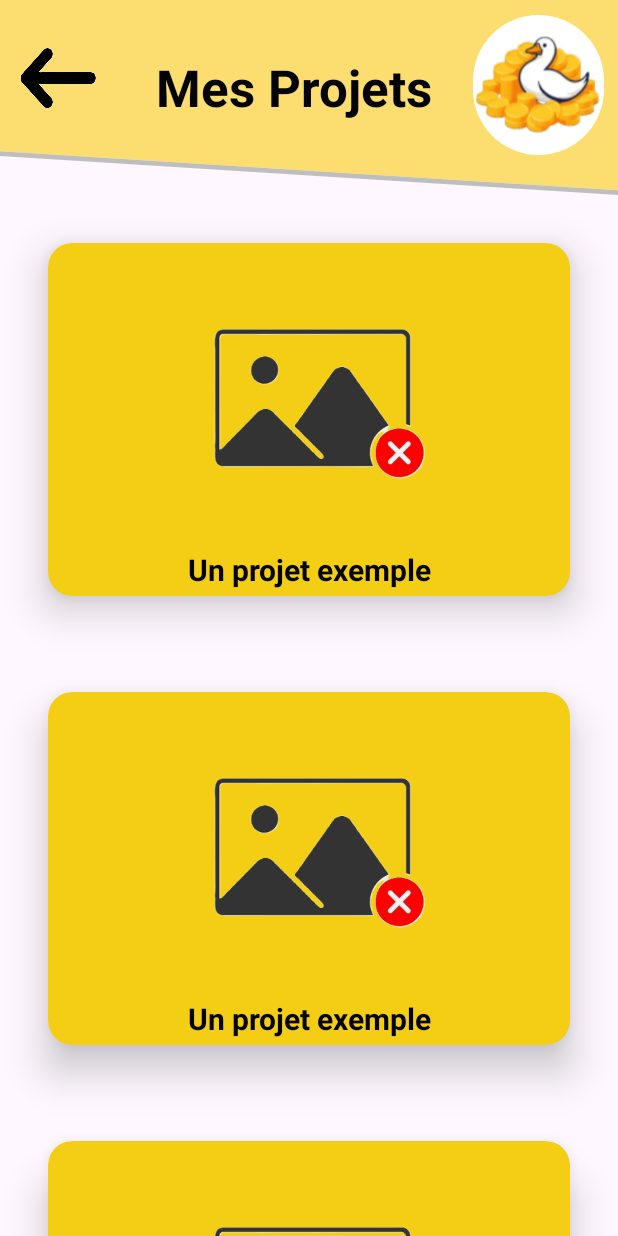
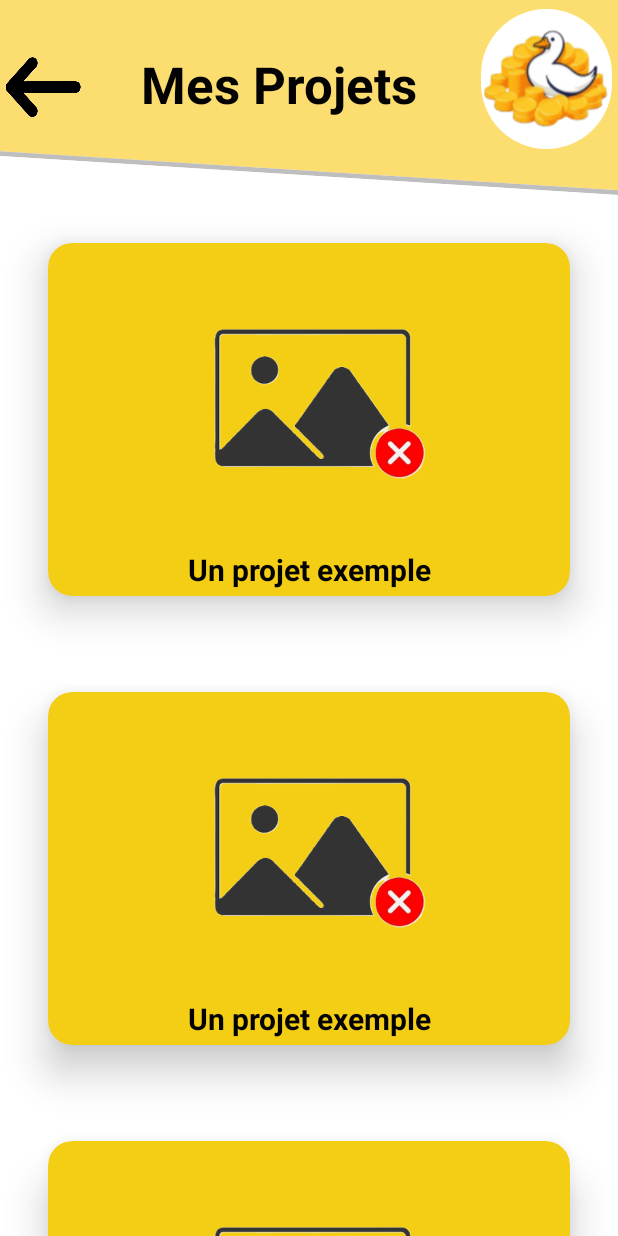
Before and after one commit to Richiebits/Coin_Coin_Mobile, an Android app: the screen it shows after launch (Projet), on a phone screen of 412 x 824 dp. Run offline under Robolectric (Android 15) with nearby library versions, the phone set to English and light mode, and no system bars; Roboto replaces fonts that are not available here.

Commit message:
Page Projet Interface termine

```diff
--- a/app/src/main/res/drawable/header_jaune.xml
+++ b/app/src/main/res/drawable/header_jaune.xml
@@ -5,7 +5,8 @@
     android:height="200dp"
     android:viewportWidth="200"
     app:cardElevation="8dp"
-    android:viewportHeight="200">
+    android:viewportHeight="200"
+    >
 
     <path
         android:fillColor="#FCDE70"
@@ -15,4 +16,11 @@
         android:fillColor="#bfbebe"
         android:pathData="M 200,195 L 200,200 L 0,160 L 0,155 Z" >
     </path>
+    <path
+        android:fillColor="@color/white"
+        android:pathData="M 200,200 L 0,200 L 0,160 L 200,200 Z"
+        >
+
+    </path>
+
 </vector>
--- a/app/src/main/res/layout/projet.xml
+++ b/app/src/main/res/layout/projet.xml
@@ -8,54 +8,61 @@
     android:orientation="vertical"
     tools:context=".Projet">
 
-
-    <LinearLayout
+    <androidx.constraintlayout.widget.ConstraintLayout
         android:layout_width="match_parent"
         android:layout_height="130dp"
         android:background="@drawable/header_jaune"
         android:gravity="top"
         android:orientation="horizontal"
-        tools:ignore="UselessParent">
+        tools:ignore="UselessParent"
+        app:cardElevation="16dp">
 
         <ImageButton
             android:id="@+id/button4"
             android:layout_width="57dp"
             android:layout_height="64dp"
-            android:layout_marginStart="10dp"
-            android:layout_marginTop="20dp"
-            android:layout_marginEnd="35dp"
             android:background="@android:color/transparent"
             android:contentDescription="@string/button"
             android:scaleType="fitXY"
             android:src="@drawable/fleche"
-            tools:ignore="RedundantDescriptionCheck" />
+            app:layout_constraintBottom_toBottomOf="parent"
+            app:layout_constraintStart_toStartOf="parent"
+            app:layout_constraintTop_toTopOf="parent"
+            app:layout_constraintVertical_bias="0.393" />
 
         <TextView
             android:id="@+id/textView"
             android:layout_width="187dp"
             android:layout_height="wrap_content"
-            android:layout_marginTop="35dp"
-            android:layout_marginEnd="25dp"
             android:fontFamily="@font/junge"
             android:text="@string/mes_projets"
             android:textAlignment="center"
             android:textColor="#040303"
             android:textSize="34sp"
             android:textStyle="bold"
-            android:typeface="monospace"
-            tools:ignore="TextSizeCheck" />
+            app:layout_constraintBottom_toBottomOf="parent"
+            app:layout_constraintEnd_toStartOf="@+id/imageView"
+            app:layout_constraintHorizontal_bias="0.469"
+            app:layout_constraintStart_toEndOf="@id/button4"
+            app:layout_constraintTop_toTopOf="parent"
+            app:layout_constraintVertical_bias="0.397"
+            tools:ignore="MissingConstraints" />
 
         <ImageView
+            android:id="@+id/imageView"
             android:layout_width="87dp"
             android:layout_height="93dp"
-            android:layout_marginTop="10dp"
-            android:layout_marginEnd="10dp"
+            android:layout_marginEnd="4dp"
             android:background="@drawable/circle_white"
             android:contentDescription="@string/todo"
             android:src="@drawable/logo"
-            tools:ignore="ImageContrastCheck" />
+            app:layout_constraintBottom_toBottomOf="parent"
+            app:layout_constraintEnd_toEndOf="parent"
+            app:layout_constraintTop_toTopOf="parent"
+            app:layout_constraintVertical_bias="0.162"
+            tools:ignore="MissingConstraints" />
 
-    </LinearLayout>
+    </androidx.constraintlayout.widget.ConstraintLayout>
 
     <ScrollView
         android:id="@+id/ConteneurScroll"
@@ -66,6 +73,7 @@
         <LinearLayout
             android:layout_width="match_parent"
             android:layout_height="wrap_content"
+            android:background="@color/white"
             android:orientation="vertical">
 
 
--- a/gradle/libs.versions.toml
+++ b/gradle/libs.versions.toml
@@ -1,5 +1,5 @@
 [versions]
-agp = "8.8.0"
+agp = "8.9.0"
 cardview = "1.0.0"
 junit = "4.13.2"
 junitVersion = "1.2.1"
```
Also changed, not shown: gradle/wrapper/gradle-wrapper.properties.
